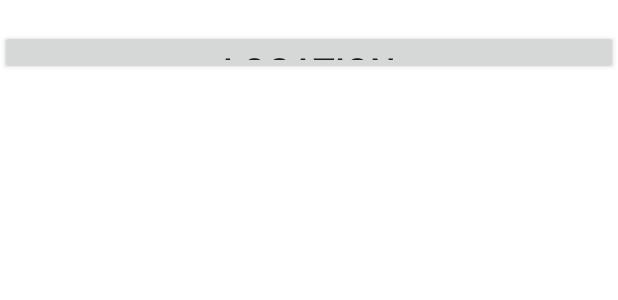
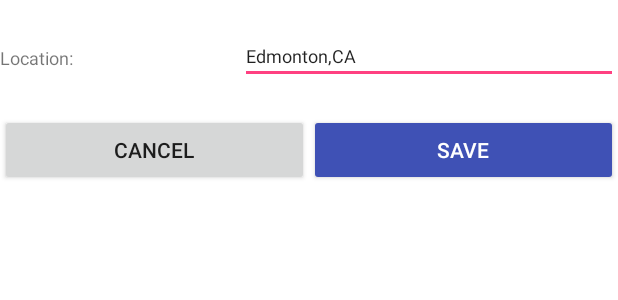
Before and after one commit to fdrury/WhatWear, an Android app: the layout activity_what_iwore.xml on its own in the app's theme, with its tools: preview values and no code run, on a phone screen of 412 x 824 dp. Shown: the top 300 px of the screen. Run offline under Robolectric (Android 15) with nearby library versions, the light colour scheme and no system bars; network calls fail.

Commit message:
making progress

```diff
--- a/app/src/main/java/com/example/administrator/whatwear/JSONWeatherParser.java
+++ b/app/src/main/java/com/example/administrator/whatwear/JSONWeatherParser.java
@@ -57,9 +57,6 @@ public class JSONWeatherParser {
         // We get weather info (This is an array)
         JSONArray jArr = jObj.getJSONArray("weather");
 
-        // We use only the first value
-        JSONObject JSONWeather = jArr.getJSONObject(0);
-
         JSONObject mainObj = getObject("main", jObj);
         weather.temperature.setTemp(getFloat("temp", mainObj));
 
--- a/app/src/main/java/com/example/administrator/whatwear/WeatherHttpClient.java
+++ b/app/src/main/java/com/example/administrator/whatwear/WeatherHttpClient.java
@@ -34,14 +34,14 @@ import java.net.URL;
 public class WeatherHttpClient {
 
     private static String BASE_URL = "http://api.openweathermap.org/data/2.5/weather?q=";
-
+    private static String API_KEY = "&appid=f28f345df9148259a4960bfbd2904024";
 
     public String getWeatherData(String location) {
         HttpURLConnection con = null ;
         InputStream is = null;
 
         try {
-            con = (HttpURLConnection) ( new URL(BASE_URL + location)).openConnection();
+            con = (HttpURLConnection) ( new URL(BASE_URL + location + API_KEY)).openConnection();
             con.setRequestMethod("GET");
             con.setDoInput(true);
             con.setDoOutput(true);
--- a/app/src/main/res/layout/activity_what_iwore.xml
+++ b/app/src/main/res/layout/activity_what_iwore.xml
@@ -16,12 +16,57 @@
             android:layout_width="match_parent"
             android:layout_height="20dp" />
 
-        <Button
-            android:id="@+id/locationButton"
+        <LinearLayout
             android:layout_width="match_parent"
-            android:layout_height="30dp"
-            android:textSize="24dp"
-            android:text="Location" />
+            android:layout_height="wrap_content"
+            android:orientation="horizontal">
+
+
+            <TextView
+                android:id="@+id/textView"
+                android:layout_width="wrap_content"
+                android:layout_height="36dp"
+                android:textSize="12dp"
+                android:layout_weight="1"
+                android:text="Location:" />
+
+            <EditText
+                android:id="@+id/editText"
+                android:layout_width="wrap_content"
+                android:layout_height="36dp"
+                android:textSize="12dp"
+                android:layout_weight="1"
+                android:ems="10"
+                android:inputType="textPersonName"
+                android:text="Edmonton,CA" />
+
+        </LinearLayout>
+
+        <Space
+            android:layout_width="match_parent"
+            android:layout_height="20dp" />
+
+        <LinearLayout
+            android:layout_width="match_parent"
+            android:layout_height="match_parent"
+            android:orientation="horizontal">
+
+            <Button
+                android:id="@+id/buttonCancel"
+                android:layout_width="match_parent"
+                android:layout_height="wrap_content"
+                android:layout_weight="1"
+                android:text="Cancel" />
+
+            <Button
+                android:id="@+id/buttonSave"
+                android:layout_width="match_parent"
+                android:layout_height="wrap_content"
+                android:layout_weight="1"
+                android:backgroundTint="@color/colorPrimary"
+                android:textColor="@color/colorWhite"
+                android:text="Save" />
+        </LinearLayout>
 
     </LinearLayout>
 
--- a/app/src/main/res/values/styles.xml
+++ b/app/src/main/res/values/styles.xml
@@ -1,10 +1,10 @@
 <resources>
 
     <!-- Base application theme. -->
-    <style name="AppTheme" parent="Theme.AppCompat.Light.DarkActionBar">
+    <style name="AppTheme" parent="Theme.AppCompat.Light.NoActionBar">
         <!-- Customize your theme here. -->
-        <item name="colorPrimary">@color/colorPrimary</item>
-        <item name="colorPrimaryDark">@color/colorPrimaryDark</item>
+        <item name="colorPrimary">@color/colorBlack</item>
+        <item name="colorPrimaryDark">@color/colorBlack</item>
         <item name="colorAccent">@color/colorAccent</item>
     </style>
 
```
Also changed, not shown: app/src/main/java/com/example/administrator/whatwear/Location.java (+3 -11 lines), app/src/main/java/com/example/administrator/whatwear/WhatIWoreActivity.java (+93 -8 lines).
